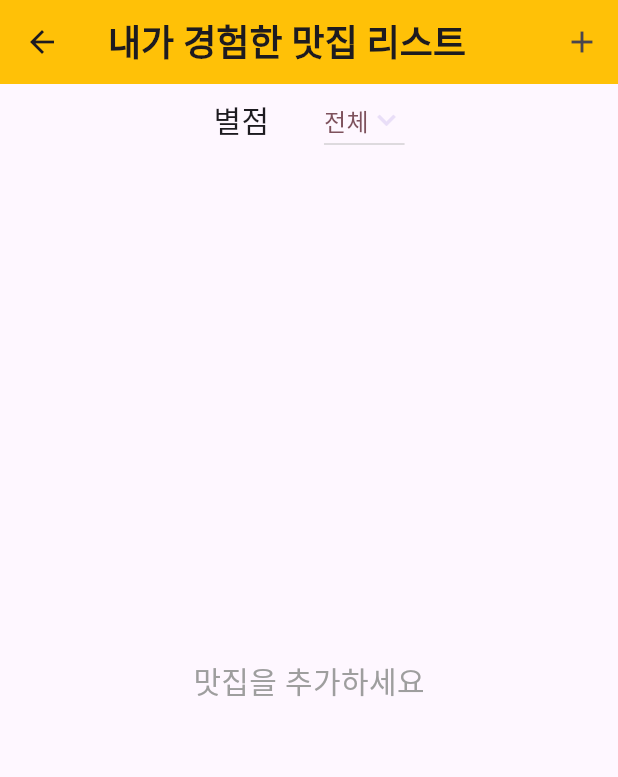
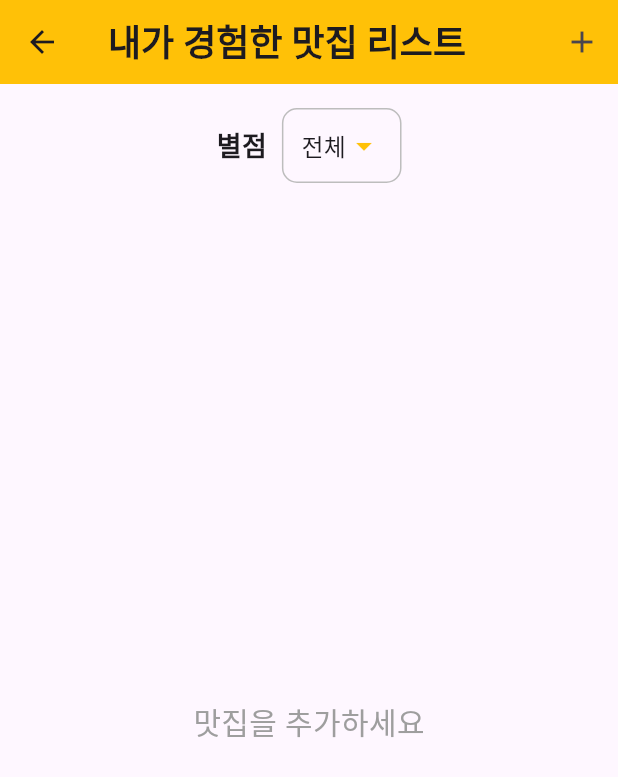
Before and after one commit to shinjs99/must-eat-, a Flutter app: the Home screen opened directly, on a phone screen of 412 x 824 dp. Shown: the top 777 px of the screen. Run offline on Flutter 3.47's test engine with Material 3 defaults, Android fonts, the phone set to English and light mode, and no system bars; our stand-ins replace flutter_map, flutter_rating_bar, flutter_slidable, geolocator, get, get_storage and 2 more; accounts and stored records are empty; network calls fail.

Commit message:
UI Update
별점 분류 UI 수정

```diff
--- a/must_eat_place_app/lib/view/home.dart
+++ b/must_eat_place_app/lib/view/home.dart
@@ -19,7 +19,7 @@ class _HomeState extends State<Home> {
   List data = [];
   final box = GetStorage();
   late String userid;
-  late List<String> rating ;
+  late List<String> rating;
   late String ratingValue;
   late int currentValue;
 
@@ -27,12 +27,11 @@ class _HomeState extends State<Home> {
   void initState() {
     super.initState();
     userid = box.read('id');
-    currentValue=0;
-    rating = ['전체','1','2','3','4','5'];
+    currentValue = 0;
+    rating = ['전체', '1', '2', '3', '4', '5'];
     ratingValue = rating[currentValue];
     getJSONData();
   }
-
 
   @override
   Widget build(BuildContext context) {
@@ -53,54 +52,62 @@ class _HomeState extends State<Home> {
       ),
       body: Column(
         children: [
-          Row(
+          Padding(
+            padding: const EdgeInsets.all(16.0),
+            child: Row(
               mainAxisAlignment: MainAxisAlignment.center,
-            crossAxisAlignment: CrossAxisAlignment.center,
               children: [
-              const Text('별점       ',
+                const Text(
+                  '별점',
                   style: TextStyle(
-                fontSize: 20
+                    fontSize: 18,
+                    fontWeight: FontWeight.bold,
                   ),
                 ),
-              DropdownButton(
-                  //Map형태(dictionary)
-                  dropdownColor: Theme.of(context).colorScheme.primaryContainer,
-                  iconEnabledColor:
-                      Theme.of(context).colorScheme.secondaryContainer,
-                  value: ratingValue, //선택한 이름
-                  icon: const Icon(Icons.keyboard_arrow_down),
+                const SizedBox(width: 10),
+                Container(
+                  padding: const EdgeInsets.symmetric(horizontal: 12),
+                  decoration: BoxDecoration(
+                    border: Border.all(color: Colors.grey.shade400),
+                    borderRadius: BorderRadius.circular(10),
+                  ),
+                  child: DropdownButton<String>(
+                    dropdownColor: Colors.white,
+                    iconEnabledColor: Colors.amber,
+                    value: ratingValue,
+                    underline: const SizedBox(),
                     items: rating.map((String rating) {
-                    return DropdownMenuItem(
+                      return DropdownMenuItem<String>(
                         value: rating,
                         child: Text(
                           rating,
-                          style: TextStyle(
-                            color: Theme.of(context).colorScheme.tertiary,
+                          style: const TextStyle(fontSize: 16),
                         ),
-                        ));
-                  }).toList(), //map으로 선택한 값을 list로 변환
+                      );
+                    }).toList(),
                     onChanged: (value) {
-                    ratingValue= value!;
-                    if(ratingValue=='전체'){
+                      ratingValue = value!;
+                      if (ratingValue == '전체') {
                         getJSONData();
-                    }else{
-                    getJSONDataSort();}
+                      } else {
+                        getJSONDataSort();
+                      }
                       setState(() {});
                     },
                   ),
+                ),
               ],
             ),
-          SizedBox(
-            height: 700,
-            child: Center(
+          ),
+          Expanded(
             child: data.isEmpty
-                  ? const Text(
+                ? const Center(
+                    child: Text(
                       '맛집을 추가하세요',
                       style: TextStyle(fontSize: 20, color: Colors.grey),
+                    ),
                   )
-                  : SizedBox(
-                    height: 700,
-                    child: ListView.builder(
+                : ListView.builder(
                     itemCount: data.length,
                     itemBuilder: (context, index) {
                       return GestureDetector(
@@ -116,7 +123,8 @@ class _HomeState extends State<Home> {
                               SlidableAction(
                                 flex: 1,
                                 onPressed: (context) async {
-                                      await removeData(data[index][0], data[index][6]);
+                                  await removeData(
+                                      data[index][0], data[index][6]);
                                   getJSONData();
                                 },
                                 backgroundColor: Colors.red,
@@ -185,7 +193,8 @@ class _HomeState extends State<Home> {
                                   // 텍스트 섹션
                                   Expanded(
                                     child: Column(
-                                          crossAxisAlignment: CrossAxisAlignment.start,
+                                      crossAxisAlignment:
+                                          CrossAxisAlignment.start,
                                       children: [
                                         Text(
                                           data[index][2],
@@ -208,6 +217,7 @@ class _HomeState extends State<Home> {
                                           style: const TextStyle(
                                             fontSize: 16,
                                             color: Colors.amber,
+                                            fontWeight: FontWeight.bold,
                                           ),
                                         ),
                                       ],
@@ -220,8 +230,6 @@ class _HomeState extends State<Home> {
                         ),
                       );
                     },
-                      ),
-                  ),
                   ),
           ),
         ],
@@ -240,11 +248,11 @@ class _HomeState extends State<Home> {
     setState(() {});
   }
 
-  getJSONDataSort()async{
+  getJSONDataSort() async {
     String sortRating = "$ratingValue%";
-    var url = Uri.parse('http://127.0.0.1:8000/sort?rating=$sortRating&user_id=$userid');
+    var url = Uri.parse(
+        'http://127.0.0.1:8000/sort?rating=$sortRating&user_id=$userid');
     var response = await http.get(url);
-    print(response);
     data.clear();
     var dataConvertedJSON = json.decode(utf8.decode(response.bodyBytes));
     List result = dataConvertedJSON['result'];
```
Lines whose indentation alone changed are shown as unchanged.
